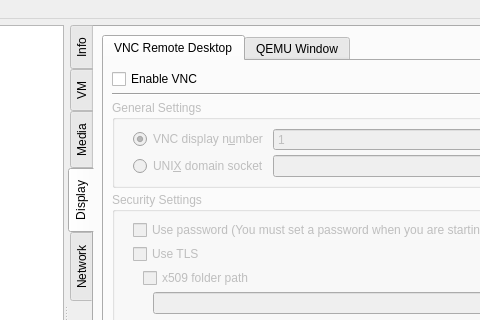
This is src/Main_Window.ui in tobimensch/aqemu as Qt 5 draws it before an edit; both pictures show x 244 to 724 and y 0 to 320 of the 868 by 609 pixel window. The edited form follows.
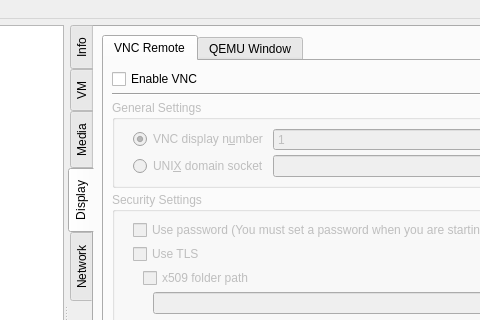
This is the edited form. The open tabs and pages were chosen to show the change. Icons and pictures are not drawn. Custom widgets are drawn as their Qt base class.

Commit message: Changed network icon and shortened VNC and SPICE text from "Remote Desktop" to just "Remote".

```diff
--- a/src/Main_Window.ui
+++ b/src/Main_Window.ui
@@ -1668,7 +1668,7 @@
                  <normaloff>:/vnc.png</normaloff>:/vnc.png</iconset>
                </attribute>
                <attribute name="title">
-                <string>VNC Remote Desktop</string>
+                <string>VNC Remote</string>
                </attribute>
                <layout class="QVBoxLayout" name="verticalLayout_18">
                 <item>
```
Left out of the diff: 10 changed lines with no effect on the pictures. The commit also changes 1 other file.
